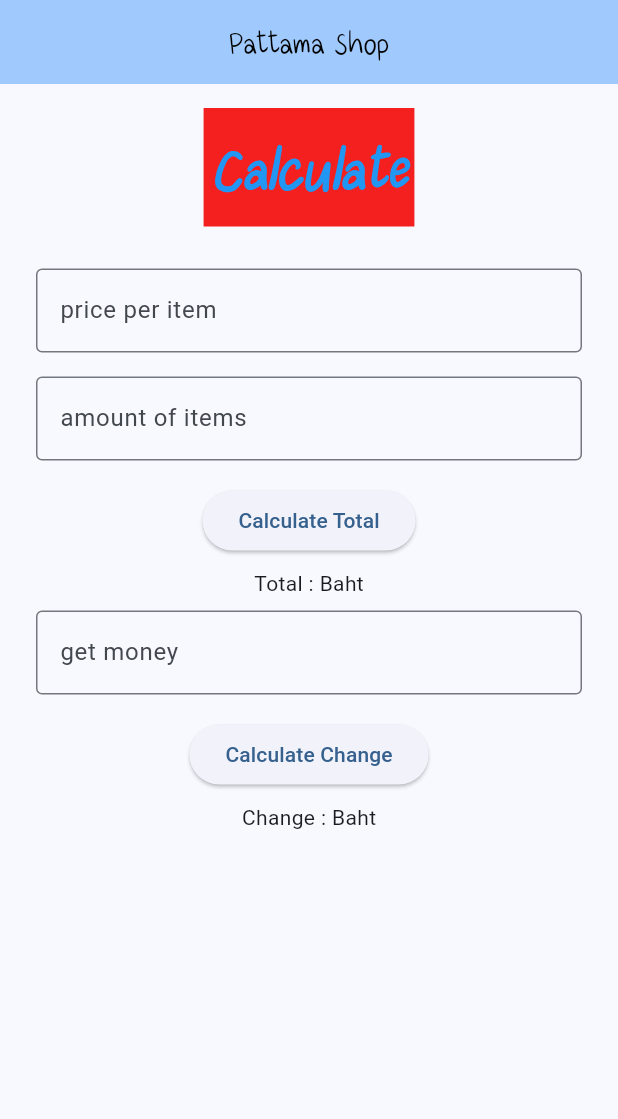
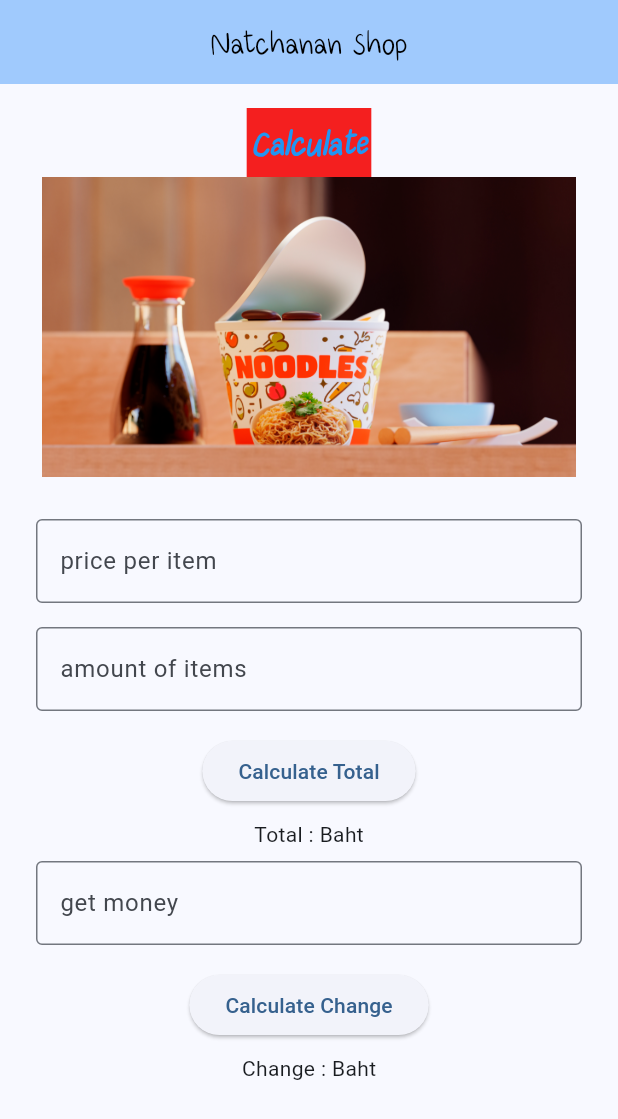
Before and after one commit to Natchanan001/firstapp, a Flutter app: the screen it shows after launch, on a phone screen of 412 x 824 dp. Shown: the top 1119 px of the screen. Run offline on Flutter 3.47's test engine with Material 3 defaults, Android fonts, the phone set to English and light mode, and no system bars.

Commit message:
update code

```diff
--- a/lib/main.dart
+++ b/lib/main.dart
@@ -15,7 +15,7 @@ class MyApp extends StatelessWidget {
         colorScheme: ColorScheme.fromSeed(seedColor: Colors.blue),
         useMaterial3: true,
       ),
-      home: const MyHomePage(title: 'Pattama Shop'),
+      home: const MyHomePage(title: 'Natchanan Shop'),
       debugShowCheckedModeBanner: false,
     );
   }
@@ -150,7 +150,7 @@ class _MyHomePageState extends State<MyHomePage> {
         centerTitle: true,
       ),
 
-      // ⭐ Calculate แบบใหญ่ตามสไลด์!
+
       body: SingleChildScrollView(
         child: Padding(
           padding: const EdgeInsets.all(16.0),
@@ -158,22 +158,27 @@ class _MyHomePageState extends State<MyHomePage> {
           child: Column(
             children: [
       Container(
-        padding: const EdgeInsets.symmetric(horizontal: 5, vertical: 5),
+        padding: const EdgeInsets.symmetric(horizontal: 3, vertical: 3),
         decoration: BoxDecoration(
-            color: const Color.fromARGB(255, 244, 31, 31),   // สีพื้นหลังแดง
+            color: const Color.fromARGB(255, 244, 31, 31),
             ),
         child: const Text(
           "Calculate",
         style: TextStyle(
        fontFamily: 'maaja',
-       fontSize: 48,
+       fontSize: 28,
        fontWeight: FontWeight.bold,
        fontStyle: FontStyle.italic,
-       color: Colors.blue,     // ตัวหนังสือสีฟ้า
+       color: Colors.blue,
          ),
       ),
     ),
-
+   Center(
+      child: Image.asset(
+        "assets/delicious-ramen-with-chopsticks.jpg",
+        height: 200,
+      ),
+    ),
               const SizedBox(height: 20),
 
               priceTextField(),
```
